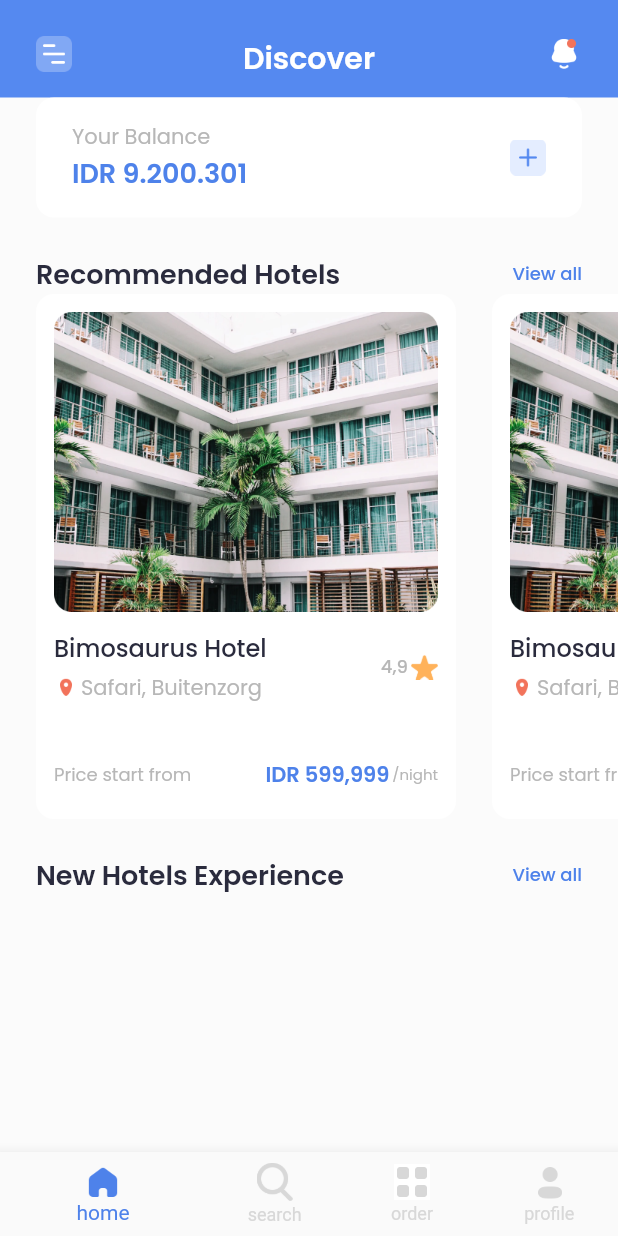
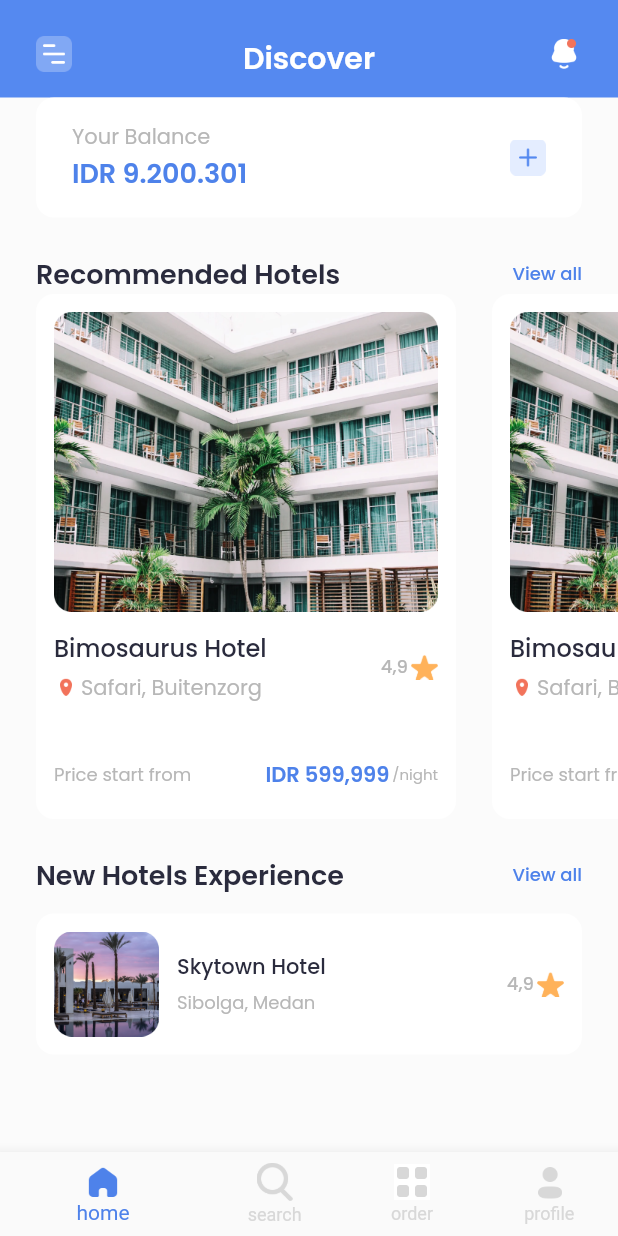
Before and after one commit to dyavas21/Hotel-App, a Flutter app: the screen it shows after launch, on a phone screen of 412 x 824 dp. Run offline on Flutter 3.47's test engine with Material 2 defaults, Android fonts, the phone set to English and light mode, and no system bars; our stand-ins replace google_fonts; missing offline and left inert: dart:ffi.

Commit message:
hotelcard final

```diff
--- a/hotelapp/lib/pages/home_page.dart
+++ b/hotelapp/lib/pages/home_page.dart
@@ -80,6 +80,7 @@ class HomePage extends StatelessWidget {
               Recommended(),
               Slider(),
               NewHotel(),
+              NewHotelCard(),
             ],
           )
         ],
@@ -272,6 +273,61 @@ class HomePage extends StatelessWidget {
         right: 24,
         top: 12,
       ),
+      padding: EdgeInsets.all(12),
+      decoration: BoxDecoration(
+        borderRadius: BorderRadius.circular(12),
+        color: Colors.white,
+      ),
+      child: Row(
+        children: [
+          Image.asset(
+            'assets/new_hotel.png',
+            width: 70,
+          ),
+          SizedBox(
+            width: 12,
+          ),
+          Column(
+            crossAxisAlignment: CrossAxisAlignment.start,
+            mainAxisAlignment: MainAxisAlignment.center,
+            children: [
+              Text(
+                'Skytown Hotel',
+                style: GoogleFonts.poppins(
+                  fontWeight: FontWeight.w500,
+                  color: Color(0xff2A2B3D),
+                ),
+              ),
+              SizedBox(
+                height: 4,
+              ),
+              Text(
+                'Sibolga, Medan',
+                style: GoogleFonts.poppins(
+                  color: Color(0xffB7B7B7),
+                  fontSize: 12,
+                ),
+              ),
+            ],
+          ),
+          Spacer(),
+          Text(
+            '4,9',
+            style: GoogleFonts.poppins(
+              color: Color(0xffB7B7B7),
+              fontSize: 12,
+              fontWeight: FontWeight.w500,
+            ),
+          ),
+          SizedBox(
+            width: 2,
+          ),
+          Image.asset(
+            'assets/star.png',
+            width: 18,
+          ),
+        ],
+      ),
     );
   }
 }
```
